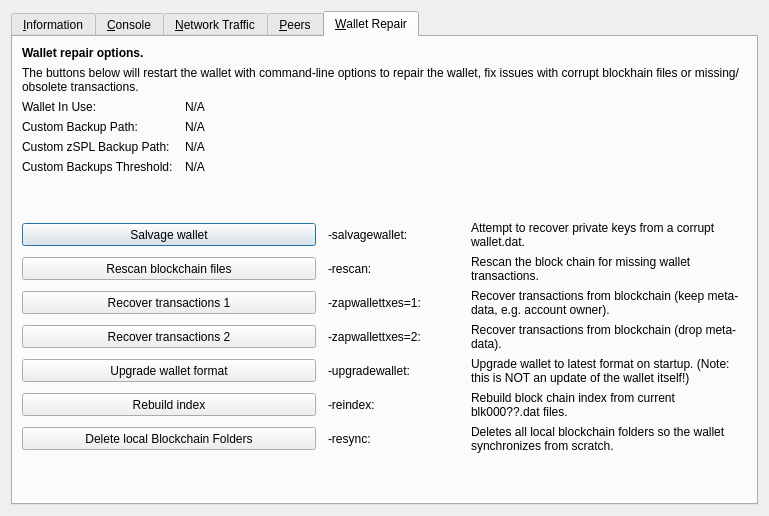
Above: src/qt/forms/rpcconsole.ui from MotoAcidic/Altbet-2.0.0.0 before the change. Below: the same form after it.
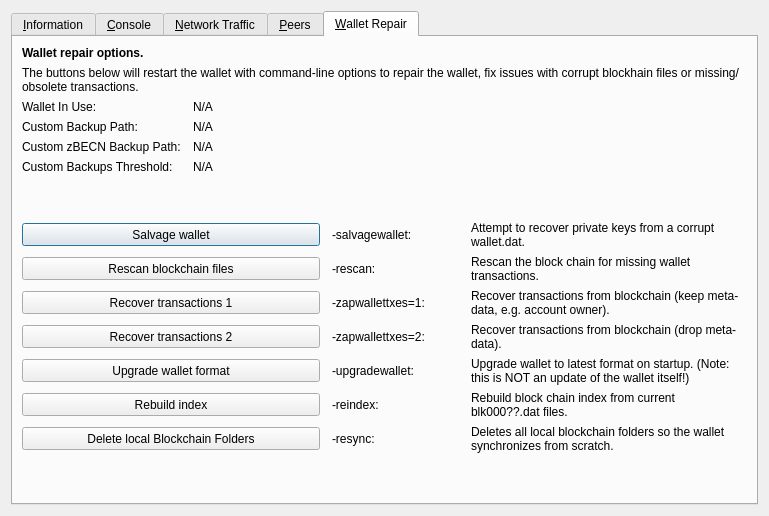
That is the form after the change. The open tabs and pages were chosen to show the change. Icons and pictures are not drawn. Custom widgets are drawn as their Qt base class.

What changed in the file:
```diff
--- a/src/qt/forms/rpcconsole.ui
+++ b/src/qt/forms/rpcconsole.ui
@@ -1359,7 +1359,7 @@
           <bool>false</bool>
          </property>
          <property name="text">
-          <string>Custom zSPL Backup Path:</string>
+          <string>Custom zBECN Backup Path:</string>
          </property>
         </widget>
        </item>
```
Left out of the diff: 10 changed lines with no effect on the pictures.
